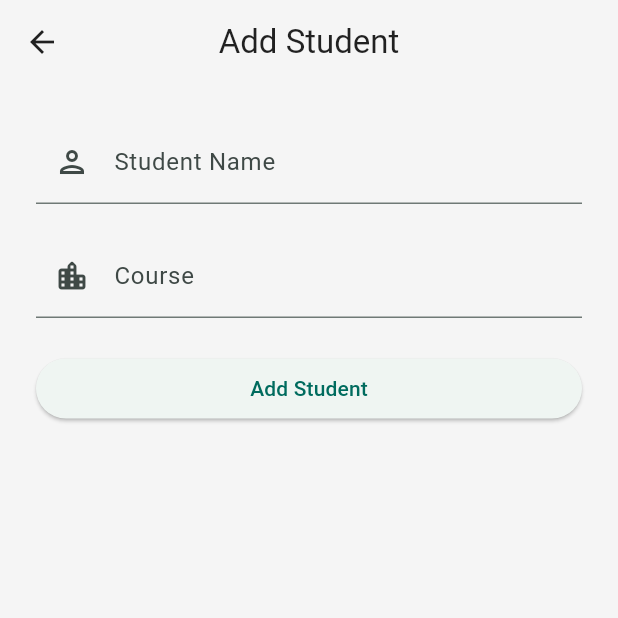
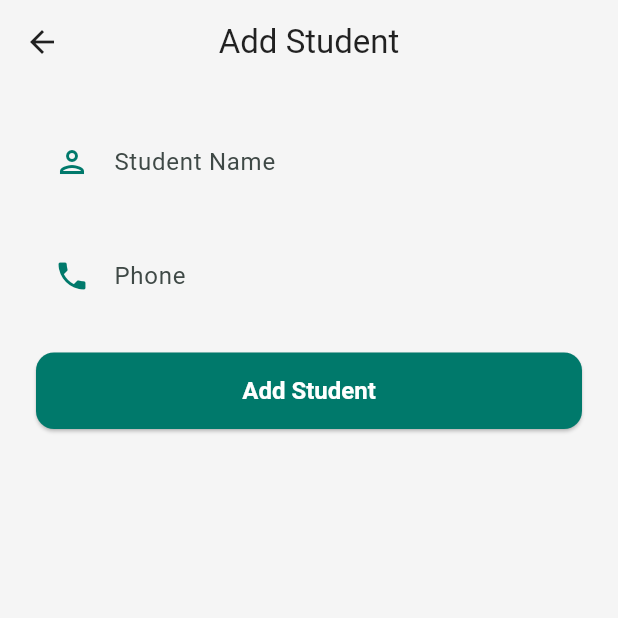
Before and after one commit to pourbehzad/student_list, a Flutter app: the UserEditScreen screen opened directly, on a phone screen of 412 x 824 dp, the top half of it. Run offline on Flutter 3.47's test engine with Material 3 defaults, Android fonts, the light colour scheme and no system bars; our stand-ins replace dio; network calls fail.

Commit message:
feat(UI): update theme for user edit screen

```diff
--- a/lib/constants.dart
+++ b/lib/constants.dart
@@ -30,5 +30,22 @@
   floatingActionButtonTheme: const FloatingActionButtonThemeData(
     backgroundColor: primaryColor,
     foregroundColor: whiteColor,
-  )
+  ),
+  inputDecorationTheme: InputDecorationTheme(
+    fillColor: whiteColor,
+    border: OutlineInputBorder(
+      borderRadius: BorderRadius.circular(12),
+      borderSide: BorderSide.none,
+    ),
+    prefixIconColor: primaryColor,
+  ),
+  elevatedButtonTheme: ElevatedButtonThemeData(
+    style: ElevatedButton.styleFrom(
+      backgroundColor: primaryColor,
+      foregroundColor: whiteColor,
+      padding: const EdgeInsets.symmetric(vertical: 16),
+      shape: RoundedRectangleBorder(borderRadius: BorderRadius.circular(12)),
+      textStyle: const TextStyle(fontSize: 16,fontWeight: FontWeight.bold)
+    ),
+  ),
 );
--- a/lib/screens/user_edit_screen.dart
+++ b/lib/screens/user_edit_screen.dart
@@ -12,11 +12,21 @@
 class _UserEditScreenState extends State<UserEditScreen> {
   final GlobalKey<FormState> formkey = GlobalKey();
   final TextEditingController nameController = TextEditingController();
-  final TextEditingController courseController = TextEditingController();
+  final TextEditingController phoneController = TextEditingController();
 
   saveUser() {}
 
   bool isLoading = false;
+
+  @override
+  void initState() {
+    super.initState();
+
+    if(widget.user != null){
+      nameController.text = widget.user!.name;
+      phoneController.text = widget.user!.number;
+    }
+  }
 
   @override
   Widget build(BuildContext context) {
@@ -48,14 +58,14 @@
                 ),
                 const SizedBox(height: 20),
                 TextFormField(
-                  controller: courseController,
+                  controller: phoneController,
                   decoration: InputDecoration(
-                    labelText: 'Course',
-                    prefixIcon: Icon(Icons.location_city_rounded),
+                    labelText: 'Phone',
+                    prefixIcon: Icon(Icons.phone),
                   ),
                   validator: (value) {
                     if (value == null || value.trim().isEmpty) {
-                      return 'Please Enter a Course';
+                      return 'Please Enter a Phone Number';
                     }
                     return null;
                   },
```
